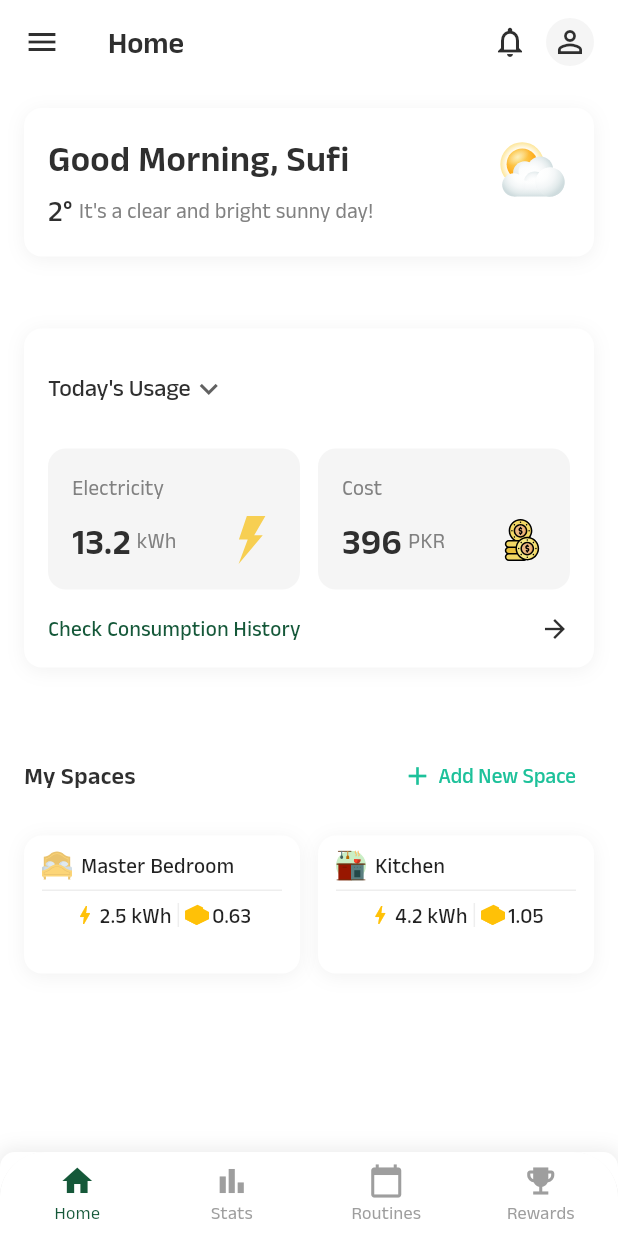
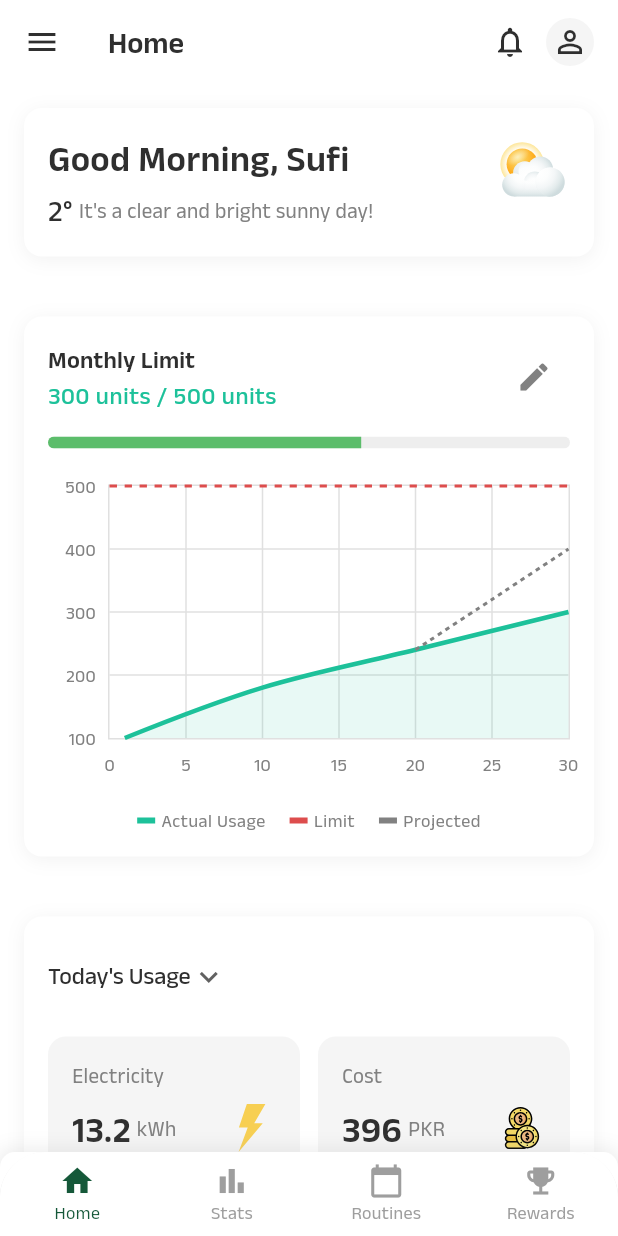
Before and after one commit to 31SUFI/EnergyPulse, a Flutter app: the screen it shows after launch, on a phone screen of 412 x 824 dp. Run offline on Flutter 3.47's test engine with Material 3 defaults, Android fonts, the phone set to English and light mode, and no system bars; drawn by our look-alikes of fl_chart; our stand-ins replace flutter_svg.

Commit message:
add monthly set reminder card with graph i homescreen

```diff
--- /dev/null
+++ b/lib/features/home_screen/providers/monthly_limit_provider.dart
@@ -0,0 +1,68 @@
+import 'package:flutter/foundation.dart';
+import 'dart:math' as math;
+
+class MonthlyLimitProvider with ChangeNotifier {
+  double _limit = 500; // Default limit of 500 units
+  List<double> _dailyUsage = [];
+
+  MonthlyLimitProvider() {
+    _initializeDailyUsage();
+  }
+
+  double get limit => _limit;
+  List<double> get dailyUsage => List.unmodifiable(_dailyUsage);
+
+  // Calculate current usage as sum of daily usage
+  double get currentUsage => _dailyUsage.fold(0, (sum, usage) => sum + usage);
+
+  // Calculate usage percentage
+  double get usagePercentage => currentUsage / _limit;
+
+  void setLimit(double newLimit) {
+    _limit = newLimit;
+    _initializeDailyUsage(); // Reinitialize daily usage when limit changes
+    notifyListeners();
+  }
+
+  // Initialize daily usage with a realistic pattern
+  void _initializeDailyUsage() {
+    final targetUsage = _limit * 0.5; // 50% of limit
+    final daysInMonth = 30;
+    final averageDailyUsage = targetUsage / daysInMonth;
+
+    // Create a realistic usage pattern with some variation
+    _dailyUsage = List.generate(daysInMonth, (index) {
+      // Add some random variation (±20% of average)
+      final variation = (math.Random().nextDouble() - 0.5) * 0.4 * averageDailyUsage;
+      return math.max(0, averageDailyUsage + variation);
+    });
+
+    // Calculate cumulative usage
+    for (int i = 1; i < _dailyUsage.length; i++) {
+      _dailyUsage[i] += _dailyUsage[i - 1];
+    }
+  }
+
+  // Calculate projected usage based on current trend
+  List<double> getProjectedUsage() {
+    if (_dailyUsage.isEmpty) return [];
+
+    final currentDay = _dailyUsage.length;
+    if (currentDay < 2) return [];
+
+    // Calculate average daily increase from the last 5 days
+    final last5Days = _dailyUsage.sublist(math.max(0, currentDay - 5));
+    final avgDailyIncrease = last5Days.last / last5Days.length;
+
+    // Project for the remaining days
+    List<double> projection = [];
+    double lastValue = _dailyUsage.last;
+
+    for (int i = 0; i < 10; i++) {
+      lastValue += avgDailyIncrease;
+      projection.add(lastValue);
+    }
+
+    return projection;
+  }
+}
--- a/lib/features/home_screen/view/home_screen.dart
+++ b/lib/features/home_screen/view/home_screen.dart
@@ -2,6 +2,7 @@ import 'package:flutter/material.dart';
 import '../widgets/weather_greeting.dart';
 import '../widgets/today_usage_card.dart';
 import '../widgets/my_spaces.dart';
+import '../widgets/monthly_limit_card.dart';
 import '../../../core/providers/app_state.dart';
 import 'package:provider/provider.dart';
 
@@ -11,10 +12,13 @@ class HomeScreen extends StatelessWidget {
   @override
   Widget build(BuildContext context) {
     return Consumer<AppState>(
-      builder: (context, appState, _) => SingleChildScrollView(
+      builder:
+          (context, appState, _) => SingleChildScrollView(
             child: Column(
               children: const [
                 WeatherGreeting(),
+                SizedBox(height: 16),
+                MonthlyLimitCard(),
                 SizedBox(height: 16),
                 TodayUsageCard(),
                 SizedBox(height: 16),
--- /dev/null
+++ b/lib/features/home_screen/widgets/monthly_limit_card.dart
@@ -0,0 +1,228 @@
+import 'package:flutter/material.dart';
+import 'package:fl_chart/fl_chart.dart';
+import '../../../core/constants/app_colors.dart';
+
+class MonthlyLimitCard extends StatelessWidget {
+  const MonthlyLimitCard({super.key});
+
+  @override
+  Widget build(BuildContext context) {
+    return Container(
+      margin: const EdgeInsets.symmetric(horizontal: 16, vertical: 8),
+      decoration: BoxDecoration(
+        color: AppColors.background,
+        borderRadius: BorderRadius.circular(12),
+        boxShadow: [
+          BoxShadow(
+            color: Colors.black.withOpacity(0.05),
+            blurRadius: 10,
+            offset: const Offset(0, 2),
+          ),
+        ],
+      ),
+      child: Padding(
+        padding: const EdgeInsets.all(16),
+        child: Column(
+          crossAxisAlignment: CrossAxisAlignment.start,
+          children: [
+            // Header with limit info and edit button
+            Row(
+              mainAxisAlignment: MainAxisAlignment.spaceBetween,
+              children: [
+                Column(
+                  crossAxisAlignment: CrossAxisAlignment.start,
+                  children: [
+                    Text(
+                      'Monthly Limit',
+                      style: Theme.of(context).textTheme.titleMedium?.copyWith(
+                        color: AppColors.textPrimary,
+                        fontWeight: FontWeight.w600,
+                      ),
+                    ),
+                    Text(
+                      '300 units / 500 units',
+                      style: Theme.of(context).textTheme.bodyLarge?.copyWith(
+                        color: AppColors.primary,
+                        fontWeight: FontWeight.w500,
+                      ),
+                    ),
+                  ],
+                ),
+                IconButton(
+                  icon: const Icon(Icons.edit, color: AppColors.textSecondary),
+                  onPressed: () {
+                    // TODO: Show limit edit dialog
+                  },
+                ),
+              ],
+            ),
+            const SizedBox(height: 16),
+
+            // Progress indicator
+            ClipRRect(
+              borderRadius: BorderRadius.circular(4),
+              child: LinearProgressIndicator(
+                value: 0.6, // 300/500 units
+                backgroundColor: Colors.grey[200],
+                valueColor: AlwaysStoppedAnimation<Color>(
+                  0.6 > 0.9
+                      ? AppColors.error
+                      : 0.6 > 0.7
+                      ? AppColors.warning
+                      : AppColors.success,
+                ),
+                minHeight: 8,
+              ),
+            ),
+            const SizedBox(height: 24),
+
+            // Usage graph
+            SizedBox(
+              height: 200,
+              child: LineChart(
+                LineChartData(
+                  gridData: FlGridData(
+                    show: true,
+                    drawVerticalLine: true,
+                    horizontalInterval: 100,
+                    verticalInterval: 5,
+                    getDrawingHorizontalLine: (value) {
+                      return FlLine(color: Colors.grey[300], strokeWidth: 1);
+                    },
+                    getDrawingVerticalLine: (value) {
+                      return FlLine(color: Colors.grey[300], strokeWidth: 1);
+                    },
+                  ),
+                  titlesData: FlTitlesData(
+                    bottomTitles: AxisTitles(
+                      sideTitles: SideTitles(
+                        showTitles: true,
+                        reservedSize: 30,
+                        getTitlesWidget: (value, meta) {
+                          return SideTitleWidget(
+                            axisSide: meta.axisSide,
+                            child: Text(
+                              value.toInt().toString(),
+                              style: TextStyle(
+                                color: AppColors.textSecondary,
+                                fontSize: 12,
+                              ),
+                            ),
+                          );
+                        },
+                      ),
+                    ),
+                    leftTitles: AxisTitles(
+                      sideTitles: SideTitles(
+                        showTitles: true,
+                        reservedSize: 40,
+                        getTitlesWidget: (value, meta) {
+                          return SideTitleWidget(
+                            axisSide: meta.axisSide,
+                            child: Text(
+                              value.toInt().toString(),
+                              style: TextStyle(
+                                color: AppColors.textSecondary,
+                                fontSize: 12,
+                              ),
+                            ),
+                          );
+                        },
+                      ),
+                    ),
+                    topTitles: AxisTitles(
+                      sideTitles: SideTitles(showTitles: false),
+                    ),
+                    rightTitles: AxisTitles(
+                      sideTitles: SideTitles(showTitles: false),
+                    ),
+                  ),
+                  borderData: FlBorderData(
+                    show: true,
+                    border: Border.all(color: Colors.grey[300]!),
+                  ),
+                  lineBarsData: [
+                    // Actual usage line
+                    LineChartBarData(
+                      spots: [
+                        const FlSpot(1, 100),
+                        const FlSpot(10, 180),
+                        const FlSpot(20, 240),
+                        const FlSpot(30, 300),
+                      ],
+                      isCurved: true,
+                      color: AppColors.primary,
+                      barWidth: 3,
+                      dotData: FlDotData(show: false),
+                      belowBarData: BarAreaData(
+                        show: true,
+                        color: AppColors.primary.withOpacity(0.1),
+                      ),
+                    ),
+                    // Limit line
+                    LineChartBarData(
+                      spots: List.generate(
+                        31,
+                        (index) => FlSpot(index.toDouble(), 500),
+                      ),
+                      color: AppColors.error,
+                      barWidth: 2,
+                      dotData: FlDotData(show: false),
+                      dashArray: [5, 5],
+                    ),
+                    // Projection line
+                    LineChartBarData(
+                      spots: [
+                        const FlSpot(20, 240),
+                        const FlSpot(25, 320),
+                        const FlSpot(30, 400),
+                      ],
+                      color: AppColors.textSecondary,
+                      barWidth: 2,
+                      dotData: FlDotData(show: false),
+                      dashArray: [3, 3],
+                    ),
+                  ],
+                ),
+              ),
+            ),
+
+            // Legend
+            Padding(
+              padding: const EdgeInsets.only(top: 16),
+              child: Row(
+                mainAxisAlignment: MainAxisAlignment.center,
+                children: [
+                  _buildLegendItem(context, 'Actual Usage', AppColors.primary),
+                  const SizedBox(width: 16),
+                  _buildLegendItem(context, 'Limit', AppColors.error),
+                  const SizedBox(width: 16),
+                  _buildLegendItem(
+                    context,
+                    'Projected',
+                    AppColors.textSecondary,
+                  ),
+                ],
+              ),
+            ),
+          ],
+        ),
+      ),
+    );
+  }
+
+  Widget _buildLegendItem(BuildContext context, String label, Color color) {
+    return Row(
+      children: [
+        Container(width: 12, height: 4, color: color),
+        const SizedBox(width: 4),
+        Text(
+          label,
+          style: Theme.of(
+            context,
+          ).textTheme.bodySmall?.copyWith(color: AppColors.textSecondary),
+        ),
+      ],
+    );
+  }
+}
--- a/lib/main.dart
+++ b/lib/main.dart
@@ -5,6 +5,7 @@ import 'core/constants/app_colors.dart';
 import 'core/providers/app_state.dart';
 import 'core/providers/navigation_state.dart';
 import 'features/home_screen/providers/space_provider.dart';
+import 'features/home_screen/providers/monthly_limit_provider.dart';
 import 'features/stats_screen/providers/room_selection_provider.dart';
 import 'features/navigation/view/main_screen.dart';
 
@@ -23,6 +24,7 @@ void main() {
         ChangeNotifierProvider(create: (_) => NavigationState()),
         ChangeNotifierProvider(create: (_) => SpaceProvider()),
         ChangeNotifierProvider(create: (_) => RoomSelectionProvider()),
+        ChangeNotifierProvider(create: (_) => MonthlyLimitProvider()),
       ],
       child: const MyApp(),
     ),
--- a/pubspec.yaml
+++ b/pubspec.yaml
@@ -17,6 +17,7 @@ dependencies:
   google_fonts: ^6.1.0
   flutter_svg: ^2.0.9
   cached_network_image: ^3.3.1
+  fl_chart: ^0.66.0
 
   # The following adds the Cupertino Icons font to your application.
   # Use with the CupertinoIcons class for iOS style icons.
```
Also changed, not shown: pubspec.lock. Lines whose indentation alone changed are shown as unchanged.
